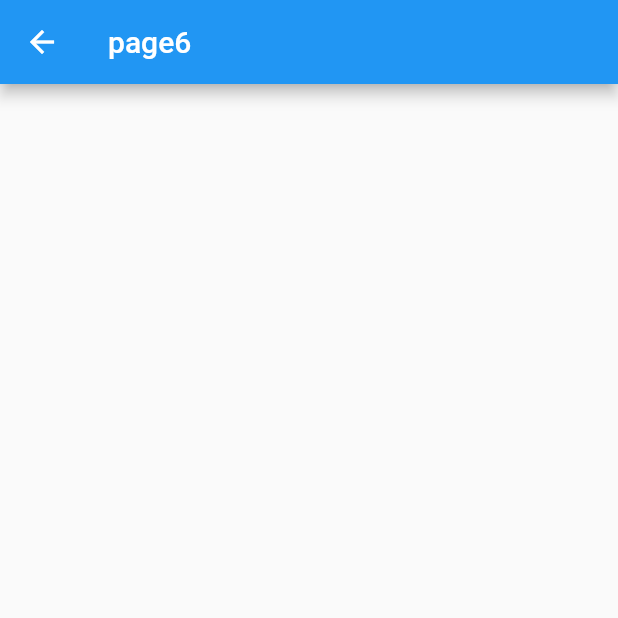
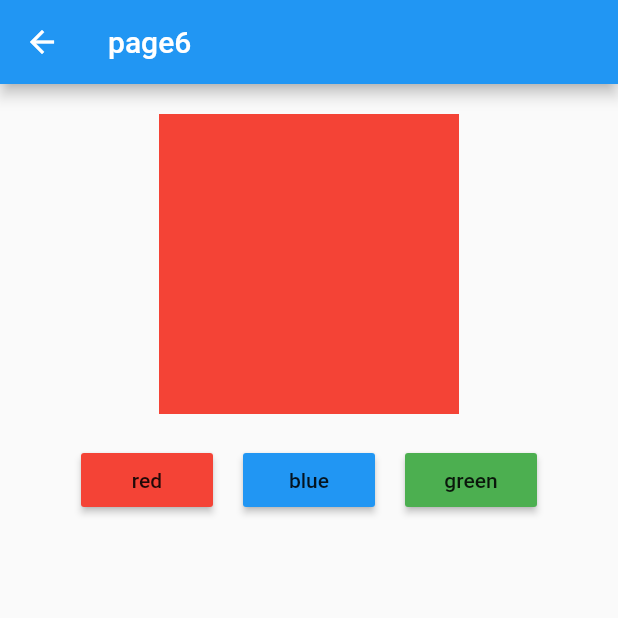
Before and after one commit to MonkeyInWind/flutter_demo, a Flutter app: the Page6 screen opened directly, on a phone screen of 412 x 824 dp, the top half of it. Run offline on Flutter 3.47's test engine with Material 2 defaults, Android fonts, the phone set to English and light mode, and no system bars; our stand-ins replace transparent_image.

Commit message:
有状态组件

```diff
--- a/lib/page6.dart
+++ b/lib/page6.dart
@@ -7,6 +7,66 @@ class Page6 extends StatelessWidget {
       appBar: AppBar(
         title: Text('page6'),
       ),
+      body: ListView(
+        physics: NeverScrollableScrollPhysics(),
+        children: <Widget>[
+          Center (
+            child: Container(
+              width: 200,
+              height: 200,
+              color: Colors.red,
+              margin: EdgeInsets.only(
+                top: 20,
+                bottom: 20
+              ),
+            ),
+          ),
+          Row (
+            mainAxisAlignment: MainAxisAlignment.center,
+            children: <Widget>[
+              Container (
+                padding: EdgeInsets.only(
+                  left: 10,
+                  right: 10
+                ),
+                child: MaterialButton (
+                  color: Colors.red,
+                  child: Text('red'),
+                  onPressed: () {
+                    print('red');
+                  },
+                ),
+              ),
+              Container (
+                padding: EdgeInsets.only(
+                    left: 10,
+                    right: 10
+                ),
+                child: MaterialButton (
+                  color: Colors.blue,
+                  child: Text('blue'),
+                  onPressed: () {
+                    print('blue');
+                  }
+                ),
+              ),
+              Container (
+                padding: EdgeInsets.only(
+                  left: 10,
+                  right: 10
+                ),
+                child: MaterialButton (
+                  color: Colors.green,
+                  child: Text('green'),
+                  onPressed: () {
+                    print('green');
+                  }
+                )
+              )
+            ],
+          )
+        ],
+      )
     );
   }
 }
```
